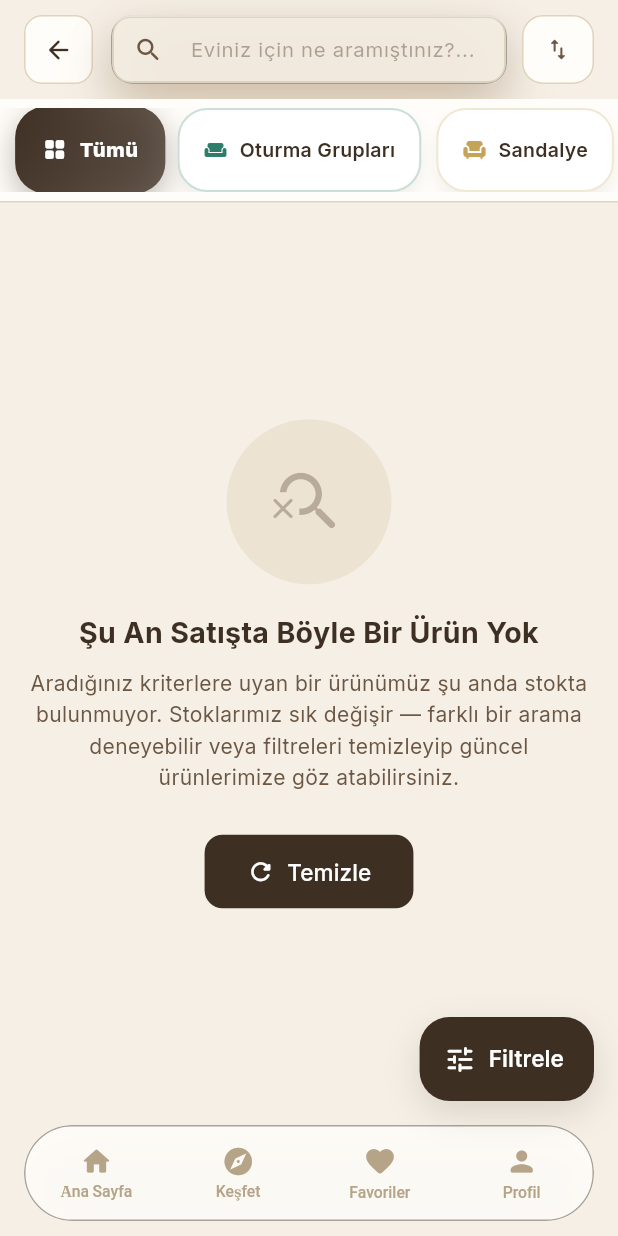
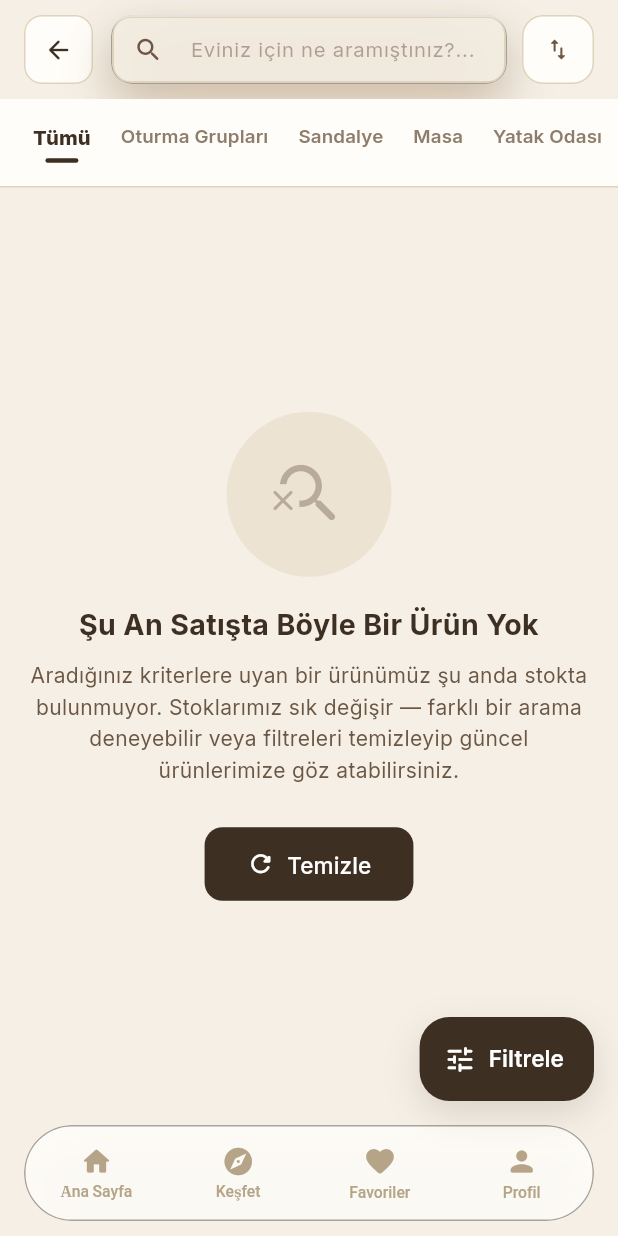
Before and after one commit to ferdidrgn/SaglamSpot, a Flutter app: the SearchPage screen opened by its route, on a phone screen of 412 x 824 dp. Run offline on Flutter 3.47's test engine with Material 3 defaults, Android fonts, the phone set to English and light mode, and no system bars; drawn by our look-alikes of dynamic_color; our stand-ins replace app_links, cached_network_image, cloud_firestore, cloud_functions, connectivity_plus, dartz and 21 more; missing offline and left inert: app_settings, dart:html, dart:js_interop, dart:ui_web, firebase_app_check; accounts and stored records are empty; generated files the repository leaves out were written again; network calls fail; statements that could not run were skipped.

Commit message:
feat(search): Keşfet kategori rayı dilini yatay şeride uyarla
Arama sayfasındaki genel DynamicCategoryChips yerine, Keşfet
sayfasındaki dikey "yan dönük" kategori rayıyla aynı görsel dili
(kategori renginde vurgu çubuğu + seçili/soluk kalınlık farkı)
kullanan, ama üstte yatay kaydırılabilir bir şerit olarak gösterilen
_HorizontalCategoryRail eklendi. Search sayfası dikey alanı sonuç
ızgarasına ayırdığı için dikey ray yerine üstte tek satır tercih
edildi.

Co-Authored-By: Claude Sonnet 5 <noreply@anthropic.com>
Claude-Session: https://claude.ai/code/session_01PiMsJFYh67SAZa7uwT5uQD

```diff
--- a/lib/features/search/presentation/pages/search_page.dart
+++ b/lib/features/search/presentation/pages/search_page.dart
@@ -15,7 +15,6 @@ import '../../../../core/common/extentions/app_context_ui_extension.dart';
 import '../../../../core/common/extentions/reg_exp_extentions.dart';
 import '../../../../core/widgets/design_system/glass_surface.dart';
 import '../../../../core/widgets/design_system/section_heading.dart';
-import '../../../../core/widgets/dynamic_category_chips.dart';
 import '../../../../core/widgets/fab_scroll_up.dart';
 import '../../../../core/widgets/shimmer_components.dart';
 import '../../../../shared/navigation/widgets/back_navigation_guards.dart';
@@ -358,18 +357,19 @@ class _SearchPageState extends ConsumerState<SearchPage> {
     );
   }
 
+  // Keşfet sayfasındaki "yan dönük" kategori rayıyla AYNI görsel dili
+  // (kategori renginde vurgu çubuğu + seçili/soluk kalınlık farkı) kullanır,
+  // ama Search sayfası dikey alanı sonuç ızgarasına ayırdığı için dikey ray
+  // yerine üstte tek satır, yatay kaydırılabilir bir şerit olarak gösterilir.
   Widget _buildCategoryStrip(final dynamic filters) => Container(
         color: AppColors.surface,
         padding: EdgeInsets.symmetric(
             vertical:
-                context.responsive(mobile: 6.0, tablet: 8.0, desktop: 8.0)),
-        child: DynamicCategoryChips(
+                context.responsive(mobile: 8.0, tablet: 8.0, desktop: 8.0)),
+        child: _HorizontalCategoryRail(
           selected: filters.category as ProductCategory?,
           onSelect: (final category) =>
               ref.read(searchFiltersProvider.notifier).setCategory(category),
-          padding: EdgeInsets.symmetric(
-              horizontal: context.responsive(
-                  mobile: 12.0, tablet: 20.0, desktop: 32.0)),
         ),
       );
 
@@ -907,6 +907,100 @@ class _SearchPageState extends ConsumerState<SearchPage> {
       );
 }
 
+/// Keşfet sayfasındaki `_RotatedCategoryRail` ile aynı görsel dili taşıyan,
+/// yatay/üst versiyon: her kategori etiketi altında, kategori rengiyle
+/// boyanmış bir vurgu çubuğu — seçiliyse kalın/koyu metin + uzun çubuk,
+/// değilse soluk/ince metin + çubuk yok. 13 kategori ekrana sığmayabileceği
+/// için yatay kaydırılabilir.
+class _HorizontalCategoryRail extends ConsumerWidget {
+  final ProductCategory? selected;
+  final ValueChanged<ProductCategory?> onSelect;
+
+  const _HorizontalCategoryRail(
+      {required this.selected, required this.onSelect});
+
+  @override
+  Widget build(final BuildContext context, final WidgetRef ref) {
+    final categories = ref.watch(orderedActiveCategoriesProvider);
+
+    return SizedBox(
+      height: 42,
+      child: ListView(
+        scrollDirection: Axis.horizontal,
+        padding: EdgeInsets.symmetric(
+            horizontal: context.responsive(
+                mobile: 12.0, tablet: 20.0, desktop: 32.0)),
+        children: [
+          _HorizontalRailLabel(
+            label: context.l10n.conditionAll,
+            color: AppColors.primary,
+            isSelected: selected == null,
+            onTap: () => onSelect(null),
+          ),
+          for (final meta in categories)
+            _HorizontalRailLabel(
+              label: meta.customLabel ?? meta.category.label(context),
+              color: meta.color,
+              isSelected: selected == meta.category,
+              onTap: () => onSelect(meta.category),
+            ),
+        ],
+      ),
+    );
+  }
+}
+
+class _HorizontalRailLabel extends StatelessWidget {
+  final String label;
+  final Color color;
+  final bool isSelected;
+  final VoidCallback onTap;
+
+  const _HorizontalRailLabel({
+    required this.label,
+    required this.color,
+    required this.isSelected,
+    required this.onTap,
+  });
+
+  @override
+  Widget build(final BuildContext context) => InkWell(
+        onTap: onTap,
+        borderRadius: BorderRadius.circular(8),
+        child: Padding(
+          padding: const EdgeInsets.symmetric(horizontal: 10),
+          child: Column(
+            mainAxisSize: MainAxisSize.min,
+            mainAxisAlignment: MainAxisAlignment.center,
+            children: [
+              Text(
+                label,
+                maxLines: 1,
+                overflow: TextOverflow.ellipsis,
+                style: TextStyle(
+                  fontSize: isSelected ? 13.5 : 12.5,
+                  fontWeight: isSelected ? FontWeight.w800 : FontWeight.w600,
+                  color:
+                      isSelected ? AppColors.textPrimary : AppColors.textTertiary,
+                  letterSpacing: 0.1,
+                ),
+              ),
+              const SizedBox(height: 5),
+              AnimatedContainer(
+                duration: const Duration(milliseconds: 200),
+                height: 3,
+                width: isSelected ? 22 : 0,
+                decoration: BoxDecoration(
+                  color: color,
+                  borderRadius: BorderRadius.circular(2),
+                ),
+              ),
+            ],
+          ),
+        ),
+      );
+}
+
 /// Üst çubuktaki geri butonu — sade, yuvarlak, ikon tabanlı.
 class _RoundIconButton extends StatelessWidget {
   final IconData icon;
```
